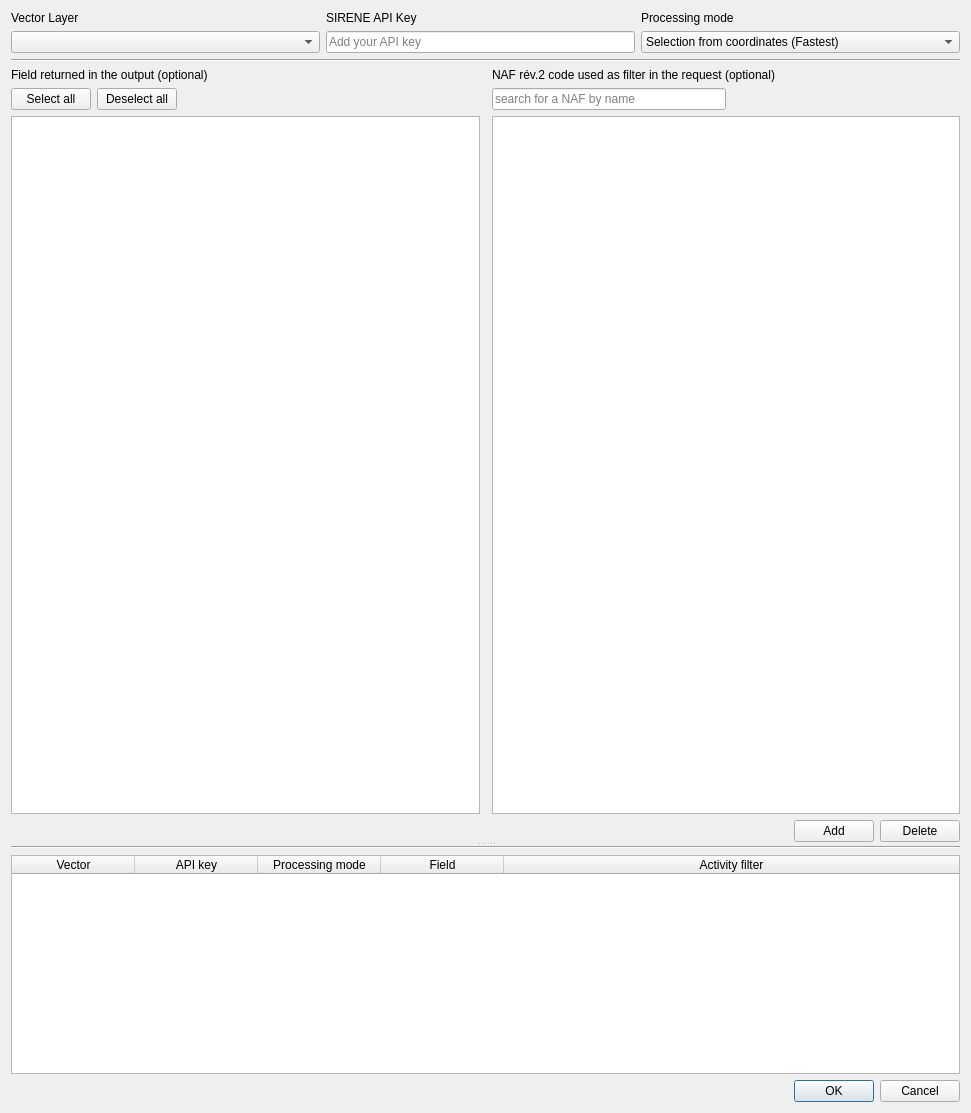
The window that ui/Request_API_SIRENE.ui (EwStinky/FelixToolbox) describes before a commit, drawn with Qt 5.
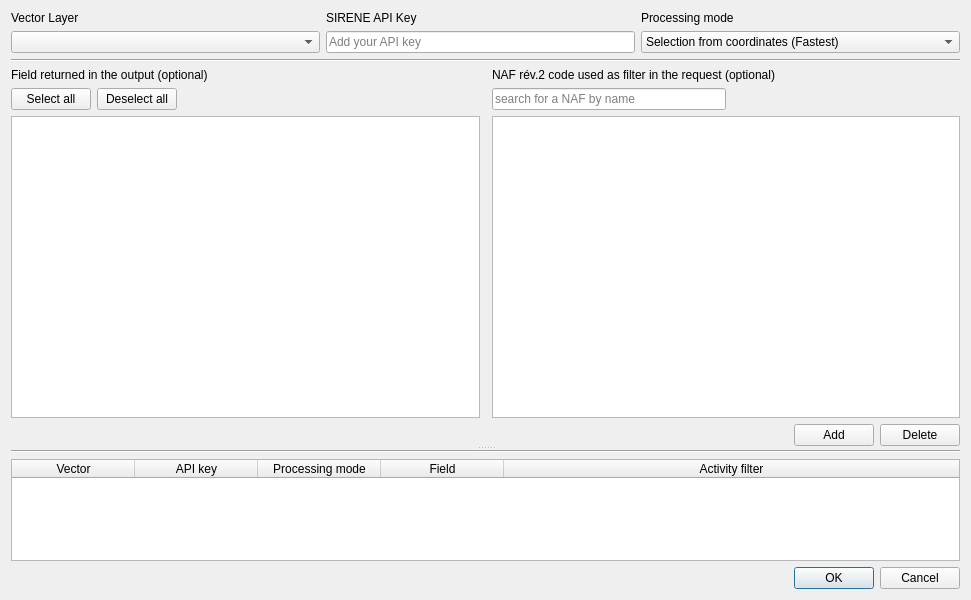
The same window after the commit.

```diff
--- a/ui/Request_API_SIRENE.ui
+++ b/ui/Request_API_SIRENE.ui
@@ -7,7 +7,7 @@
     <x>0</x>
     <y>0</y>
     <width>971</width>
-    <height>1113</height>
+    <height>600</height>
    </rect>
   </property>
   <property name="sizePolicy">
```
